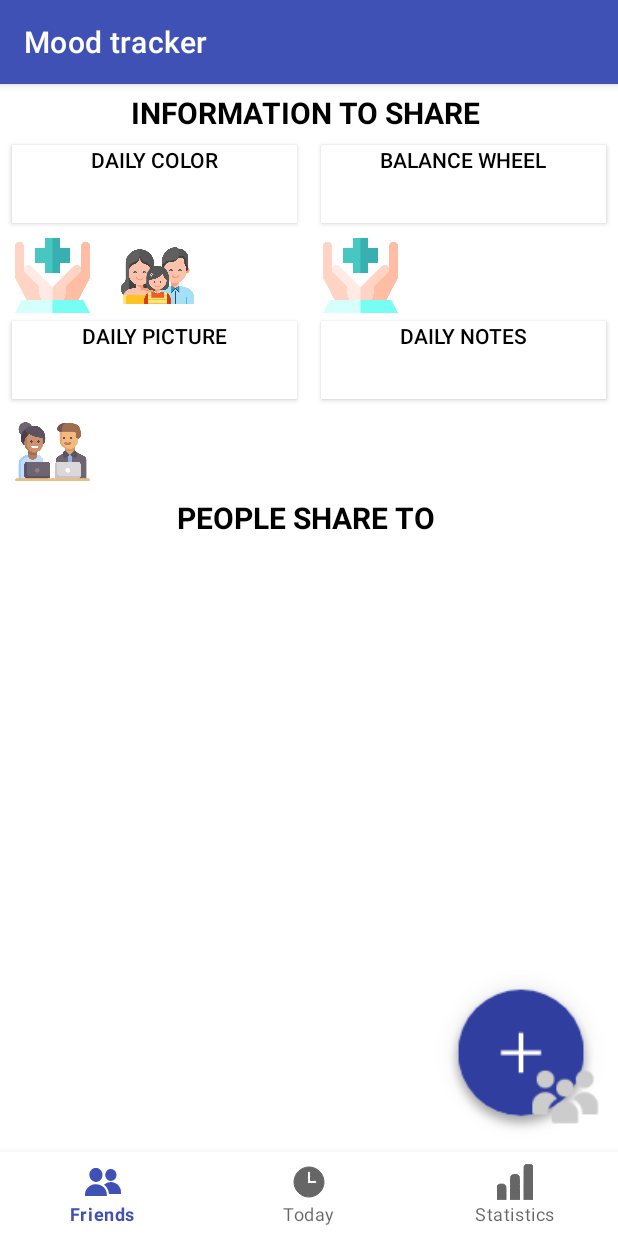
After one commit to margharitasaweliewa/Mood_tracker, an Android app: the Sharing screen opened directly, with no data from a screen before it, on a phone screen of 412 x 824 dp. The commit adds this screen. Run offline under Robolectric (Android 15) with nearby library versions, the phone set to English and light mode, and no system bars.

Commit message:
Made share buttons toogle buttons for becoming gray when pressed +added imagebuttons as groups By clicking on them you "delete them"

```diff
--- /dev/null
+++ b/app/src/main/java/com/example/moodtracker/Sharing.java
@@ -0,0 +1,28 @@
+package com.example.moodtracker;
+
+import androidx.appcompat.app.AppCompatActivity;
+
+import android.content.DialogInterface;
+import android.content.Intent;
+import android.os.Bundle;
+import android.view.View;
+import android.widget.Button;
+import android.widget.ImageButton;
+
+import com.example.moodtracker.ui.friends.FriendsFragment;
+import com.example.moodtracker.ui.statistics.StatisticsFragment;
+import com.google.android.material.dialog.MaterialAlertDialogBuilder;
+
+public class Sharing extends AppCompatActivity {
+
+
+    @Override
+    protected void onCreate(Bundle savedInstanceState) {
+        super.onCreate(savedInstanceState);
+        setContentView(R.layout.activity_sharing);
+    }
+    //Delete groups
+    public void onClick(View v){
+      v.setBackgroundResource(0);
+    }
+}
--- /dev/null
+++ b/app/src/main/res/drawable/toogle_button.xml
@@ -0,0 +1,5 @@
+<?xml version="1.0" encoding="utf-8"?>
+<selector xmlns:android="http://schemas.android.com/apk/res/android">
+    <item android:state_checked="false" android:drawable="@color/white"  />
+    <item android:state_checked="true" android:drawable="@color/gray"  />
+</selector>
--- /dev/null
+++ b/app/src/main/res/layout/activity_sharing.xml
@@ -0,0 +1,304 @@
+<?xml version="1.0" encoding="utf-8"?>
+<androidx.constraintlayout.widget.ConstraintLayout xmlns:android="http://schemas.android.com/apk/res/android"
+    xmlns:tools="http://schemas.android.com/tools"
+    android:layout_width="match_parent"
+    android:layout_height="match_parent"
+    xmlns:app="http://schemas.android.com/apk/res-auto">
+
+    <ImageButton
+        android:id="@+id/dailynotes_2group"
+        android:layout_width="50dp"
+        android:layout_height="50dp"
+        android:layout_marginStart="20dp"
+        android:layout_marginTop="10dp"
+        android:layout_marginBottom="5dp"
+        android:adjustViewBounds="true"
+        android:background="@color/white"
+        android:scaleType="fitCenter"
+        app:layout_constraintBottom_toTopOf="@+id/people_share_to"
+        app:layout_constraintStart_toEndOf="@+id/dailynotes_1group"
+        app:layout_constraintTop_toBottomOf="@+id/button_notes"
+        app:layout_constraintVertical_bias="1.0" />
+
+    <ImageButton
+        android:onClick="onClick"
+        android:id="@+id/dailynotes_3group"
+        android:layout_width="50dp"
+        android:layout_height="50dp"
+        android:layout_marginStart="20dp"
+        android:layout_marginTop="10dp"
+        android:layout_marginBottom="5dp"
+        android:adjustViewBounds="true"
+        android:background="@color/white"
+        android:scaleType="fitCenter"
+        app:layout_constraintBottom_toTopOf="@+id/people_share_to"
+        app:layout_constraintStart_toEndOf="@+id/dailynotes_2group"
+        app:layout_constraintTop_toBottomOf="@+id/button_notes"
+        app:layout_constraintVertical_bias="1.0" />
+
+    <ImageButton
+        android:onClick="onClick"
+        android:id="@+id/dailynotes_1group"
+        android:layout_width="50dp"
+        android:layout_height="50dp"
+        android:layout_marginStart="215dp"
+        android:layout_marginTop="10dp"
+        android:layout_marginBottom="5dp"
+        android:adjustViewBounds="true"
+        android:background="@color/white"
+        android:scaleType="fitCenter"
+        app:layout_constraintBottom_toTopOf="@+id/people_share_to"
+        app:layout_constraintStart_toStartOf="parent"
+        app:layout_constraintTop_toBottomOf="@+id/button_notes"
+        app:layout_constraintVertical_bias="0.0" />
+
+    <com.google.android.material.bottomnavigation.BottomNavigationView
+        android:id="@+id/nav_view"
+        android:layout_width="0dp"
+        android:layout_height="wrap_content"
+        android:background="?android:attr/windowBackground"
+        app:layout_constraintBottom_toBottomOf="parent"
+        app:layout_constraintHorizontal_bias="0.0"
+        app:layout_constraintLeft_toLeftOf="parent"
+        app:layout_constraintRight_toRightOf="parent"
+        app:menu="@menu/bottom_nav_menu" />
+
+    <TextView
+        android:id="@+id/information_to_share"
+        android:layout_width="wrap_content"
+        android:layout_height="wrap_content"
+        android:layout_marginStart="87dp"
+        android:layout_marginTop="5dp"
+        android:fontFamily="sans-serif"
+        android:text="@string/information_to_share"
+        android:textColor="#000000"
+        android:textSize="20sp"
+        android:textStyle="bold"
+        app:layout_constraintStart_toStartOf="parent"
+        app:layout_constraintTop_toTopOf="parent"
+        tools:text="@string/information_to_share" />
+
+    <TextView
+        android:id="@+id/people_share_to"
+        android:layout_width="wrap_content"
+        android:layout_height="wrap_content"
+        android:layout_marginStart="118dp"
+        android:layout_marginTop="65dp"
+        android:text="@string/people_share_to"
+        android:textColor="#000000"
+        android:textSize="20sp"
+        android:textStyle="bold"
+        app:layout_constraintStart_toStartOf="parent"
+        app:layout_constraintTop_toBottomOf="@+id/button_picture"
+        tools:text="@string/people_share_to" />
+
+    <ToggleButton
+        android:id="@+id/button_color"
+        android:layout_width="190dp"
+        android:layout_height="52dp"
+        android:layout_marginStart="8dp"
+        android:layout_marginTop="8dp"
+        android:background="@drawable/toogle_button"
+        android:gravity="center_horizontal|top"
+        android:textColor="@color/black"
+        android:textOff="@string/button_color"
+        android:textOn="@string/button_color"
+        app:layout_constraintStart_toStartOf="parent"
+        app:layout_constraintTop_toBottomOf="@+id/information_to_share" />
+
+    <ToggleButton
+        android:id="@+id/button_picture"
+        android:layout_width="190dp"
+        android:layout_height="52dp"
+        android:layout_marginStart="8dp"
+        android:layout_marginTop="65dp"
+        android:background="@drawable/toogle_button"
+        android:gravity="center_horizontal|top"
+        android:textColor="@color/black"
+        android:textOff="@string/button_picture"
+        android:textOn="@string/button_picture"
+        app:layout_constraintStart_toStartOf="parent"
+        app:layout_constraintTop_toBottomOf="@+id/button_color" />
+
+    <ToggleButton
+        android:id="@+id/button_wheel"
+        android:layout_width="190dp"
+        android:layout_height="52dp"
+        android:layout_marginTop="8dp"
+        android:layout_marginEnd="8dp"
+        android:background="@drawable/toogle_button"
+        android:gravity="center_horizontal|top"
+        android:textColor="@color/black"
+        android:textOff="@string/button_balance_wheel"
+        android:textOn="@string/button_balance_wheel"
+        app:layout_constraintEnd_toEndOf="parent"
+        app:layout_constraintTop_toBottomOf="@+id/information_to_share" />
+
+    <ToggleButton
+        android:id="@+id/button_notes"
+        android:layout_width="190dp"
+        android:layout_height="52dp"
+        android:layout_marginTop="65dp"
+        android:layout_marginEnd="8dp"
+        android:background="@drawable/toogle_button"
+        android:gravity="center_horizontal|top"
+        android:textColor="@color/black"
+        android:textOff="@string/button_notes"
+        android:textOn="@string/button_notes"
+        app:layout_constraintEnd_toEndOf="parent"
+        app:layout_constraintTop_toBottomOf="@+id/button_wheel" />
+
+    <ImageButton
+        android:id="@+id/dailycolor_1group"
+        android:layout_width="wrap_content"
+        android:layout_height="wrap_content"
+        android:layout_marginStart="10dp"
+        android:layout_marginTop="10dp"
+        android:layout_marginBottom="5dp"
+        android:adjustViewBounds="true"
+        android:background="@color/white"
+        android:maxWidth="50dp"
+        android:maxHeight="50dp"
+        android:onClick="onClick"
+        android:scaleType="fitCenter"
+        app:layout_constraintBottom_toTopOf="@+id/button_picture"
+        app:layout_constraintStart_toStartOf="parent"
+        app:layout_constraintTop_toBottomOf="@+id/button_color"
+        app:srcCompat="@drawable/doctors" />
+
+    <ImageButton
+        android:onClick="onClick"
+        android:id="@+id/dailycolor_2group"
+        android:layout_width="50dp"
+        android:layout_height="50dp"
+        android:layout_marginStart="20dp"
+        android:layout_marginBottom="5dp"
+        android:adjustViewBounds="true"
+        android:background="@color/white"
+        android:scaleType="fitCenter"
+        app:layout_constraintBottom_toTopOf="@+id/button_picture"
+        app:layout_constraintStart_toEndOf="@+id/dailycolor_1group"
+        app:layout_constraintTop_toBottomOf="@+id/button_color"
+        app:layout_constraintVertical_bias="1.0"
+        app:srcCompat="@drawable/family" />
+
+    <ImageButton
+        android:onClick="onClick"
+        android:id="@+id/dailycolor_3group"
+        android:layout_width="50dp"
+        android:layout_height="50dp"
+        android:layout_marginStart="20dp"
+        android:layout_marginBottom="5dp"
+        android:adjustViewBounds="true"
+        android:background="@color/white"
+        android:scaleType="fitCenter"
+        app:layout_constraintBottom_toTopOf="@+id/button_picture"
+        app:layout_constraintStart_toEndOf="@+id/dailycolor_2group"
+        app:layout_constraintTop_toBottomOf="@+id/button_color"
+        app:layout_constraintVertical_bias="0.866" />
+
+    <ImageButton
+        android:onClick="onClick"
+        android:id="@+id/balancewhell_1group"
+        android:layout_width="50dp"
+        android:layout_height="50dp"
+        android:layout_marginStart="215dp"
+        android:layout_marginBottom="5dp"
+        android:adjustViewBounds="true"
+        android:background="@color/white"
+        android:scaleType="fitCenter"
+        app:layout_constraintBottom_toTopOf="@+id/button_picture"
+        app:layout_constraintStart_toStartOf="parent"
+        app:layout_constraintTop_toBottomOf="@+id/button_color"
+        app:layout_constraintVertical_bias="1.0"
+        app:srcCompat="@drawable/doctors"/>
+
+    <ImageButton
+        android:onClick="onClick"
+        android:id="@+id/balancewhell_2group"
+        android:layout_width="50dp"
+        android:layout_height="50dp"
+        android:layout_marginStart="20dp"
+        android:layout_marginBottom="5dp"
+        android:adjustViewBounds="true"
+        android:background="@color/white"
+        android:scaleType="fitCenter"
+        app:layout_constraintBottom_toTopOf="@+id/button_picture"
+        app:layout_constraintStart_toEndOf="@+id/balancewhell_1group"
+        app:layout_constraintTop_toBottomOf="@+id/button_color"
+        app:layout_constraintVertical_bias="1.0" />
+
+    <ImageButton
+        android:onClick="onClick"
+        android:id="@+id/balancewhell_3group"
+        android:layout_width="50dp"
+        android:layout_height="50dp"
+        android:layout_marginStart="20dp"
+        android:layout_marginBottom="5dp"
+        android:adjustViewBounds="true"
+        android:background="@color/white"
+        android:scaleType="fitCenter"
+        app:layout_constraintBottom_toTopOf="@+id/button_picture"
+        app:layout_constraintStart_toEndOf="@+id/balancewhell_2group"
+        app:layout_constraintTop_toBottomOf="@+id/button_color"
+        app:layout_constraintVertical_bias="1.0" />
+
+    <ImageButton
+        android:onClick="onClick"
+        android:id="@+id/dailypicture_1group"
+        android:layout_width="50dp"
+        android:layout_height="50dp"
+        android:layout_marginStart="10dp"
+        android:layout_marginTop="10dp"
+        android:layout_marginBottom="5dp"
+        android:adjustViewBounds="true"
+        android:background="@color/white"
+        android:scaleType="fitCenter"
+        app:layout_constraintBottom_toTopOf="@+id/people_share_to"
+        app:layout_constraintStart_toStartOf="parent"
+        app:layout_constraintTop_toBottomOf="@+id/button_picture"
+        app:layout_constraintVertical_bias="1.0"
+        app:srcCompat="@drawable/colleagues"/>
+
+    <ImageButton
+        android:onClick="onClick"
+        android:id="@+id/dailypicture_2group"
+        android:layout_width="50dp"
+        android:layout_height="50dp"
+        android:layout_marginStart="20dp"
+        android:layout_marginTop="10dp"
+        android:layout_marginBottom="5dp"
+        android:adjustViewBounds="true"
+        android:background="@color/white"
+        android:scaleType="fitCenter"
+        app:layout_constraintBottom_toTopOf="@+id/people_share_to"
+        app:layout_constraintStart_toEndOf="@+id/dailypicture_1group"
+        app:layout_constraintTop_toBottomOf="@+id/button_picture"
+        app:layout_constraintVertical_bias="1.0" />
+
+    <ImageButton
+        android:onClick="onClick"
+        android:id="@+id/dailypicture_3group"
+        android:layout_width="50dp"
+        android:layout_height="50dp"
+        android:layout_marginStart="20dp"
+        android:layout_marginTop="10dp"
+        android:layout_marginBottom="5dp"
+        android:adjustViewBounds="true"
+        android:background="@color/white"
+        android:scaleType="fitCenter"
+        app:layout_constraintBottom_toTopOf="@+id/people_share_to"
+        app:layout_constraintStart_toEndOf="@+id/dailypicture_2group"
+        app:layout_constraintTop_toBottomOf="@+id/button_picture"
+        app:layout_constraintVertical_bias="1.0" />
+    <ImageButton
+        android:id="@+id/add_sharing"
+        android:layout_width="wrap_content"
+        android:layout_height="wrap_content"
+        android:background="@drawable/addbutton"
+        app:layout_constraintBottom_toTopOf="@id/nav_view"
+        app:layout_constraintRight_toRightOf="parent"
+        android:translationZ="90dp"
+        />
+
+</androidx.constraintlayout.widget.ConstraintLayout>
--- a/app/src/main/res/layout/sharing.xml
+++ /dev/null
@@ -1,97 +0,0 @@
-<?xml version="1.0" encoding="utf-8"?>
-<androidx.constraintlayout.widget.ConstraintLayout xmlns:android="http://schemas.android.com/apk/res/android"
-    xmlns:tools="http://schemas.android.com/tools"
-    android:layout_width="match_parent"
-    android:layout_height="match_parent"
-    xmlns:app="http://schemas.android.com/apk/res-auto">
-
-    <com.google.android.material.bottomnavigation.BottomNavigationView
-        android:id="@+id/nav_view"
-        android:layout_width="0dp"
-        android:layout_height="wrap_content"
-        android:background="?android:attr/windowBackground"
-        app:layout_constraintBottom_toBottomOf="parent"
-        app:layout_constraintHorizontal_bias="0.0"
-        app:layout_constraintLeft_toLeftOf="parent"
-        app:layout_constraintRight_toRightOf="parent"
-        app:menu="@menu/bottom_nav_menu" />
-
-    <TextView
-        android:id="@+id/information_to_share"
-        android:layout_width="wrap_content"
-        android:layout_height="wrap_content"
-        android:layout_marginStart="87dp"
-        android:layout_marginTop="5dp"
-        android:fontFamily="sans-serif"
-        android:text="@string/information_to_share"
-        android:textColor="#000000"
-        android:textSize="20sp"
-        android:textStyle="bold"
-        app:layout_constraintStart_toStartOf="parent"
-        app:layout_constraintTop_toTopOf="parent"
-        tools:text="@string/information_to_share" />
-
-    <TextView
-        android:id="@+id/people_share_to"
-        android:layout_width="wrap_content"
-        android:layout_height="wrap_content"
-        android:layout_marginStart="118dp"
-        android:layout_marginTop="5dp"
-        android:text="@string/people_share_to"
-        android:textColor="#000000"
-        android:textSize="20sp"
-        android:textStyle="bold"
-        app:layout_constraintStart_toStartOf="parent"
-        app:layout_constraintTop_toBottomOf="@+id/button_picture"
-        tools:text="@string/people_share_to" />
-
-    <Button
-        android:id="@+id/button_color"
-        android:layout_width="190dp"
-        android:layout_height="92dp"
-        android:layout_marginStart="8dp"
-        android:layout_marginTop="8dp"
-        android:gravity="center_horizontal|top"
-        android:text="@string/button_color"
-        android:textColor="@color/black"
-        app:layout_constraintStart_toStartOf="parent"
-        app:layout_constraintTop_toBottomOf="@+id/information_to_share" />
-
-    <Button
-        android:id="@+id/button_picture"
-        android:layout_width="190dp"
-        android:layout_height="92dp"
-        android:layout_marginStart="10dp"
-        android:text="@string/button_picture"
-        android:backgroundTint="@color/white"
-        android:textColor="@color/black"
-        android:gravity = "center_horizontal|top"
-        app:layout_constraintStart_toStartOf="parent"
-        app:layout_constraintTop_toBottomOf="@+id/button_color" />
-
-    <Button
-        android:id="@+id/button_wheel"
-        android:layout_width="190dp"
-        android:layout_height="92dp"
-        android:layout_marginTop="8dp"
-        android:layout_marginEnd="10dp"
-        android:text="@string/button_balance_wheel"
-        android:backgroundTint="@color/white"
-        android:textColor="@color/black"
-        android:gravity = "center_horizontal|top"
-        app:layout_constraintEnd_toEndOf="parent"
-        app:layout_constraintTop_toBottomOf="@+id/information_to_share" />
-
-    <Button
-        android:id="@+id/button_notes"
-        android:layout_width="190dp"
-        android:layout_height="92dp"
-        android:layout_marginEnd="10dp"
-        android:text="@string/button_notes"
-        android:backgroundTint="@color/white"
-        android:textColor="@color/black"
-        android:gravity = "center_horizontal|top"
-        app:layout_constraintEnd_toEndOf="parent"
-        app:layout_constraintTop_toBottomOf="@+id/button_wheel" />
-
-</androidx.constraintlayout.widget.ConstraintLayout>
--- a/app/src/main/res/values/colors.xml
+++ b/app/src/main/res/values/colors.xml
@@ -7,6 +7,7 @@
     <color name="teal_700">#FF018786</color>
     <color name="black">#FF000000</color>
     <color name="white">#FFFFFFFF</color>
+    <color name="gray">#EEE8E8</color>
     <color name="sharing_button">#FF370012</color>
     <color name="notactivebuttoncolor">#FF3700B4</color>
     <color name="activebuttoncolor">#FFFFFFFF</color>
```
Also changed, not shown: app/src/main/AndroidManifest.xml (+11 -13 lines).
